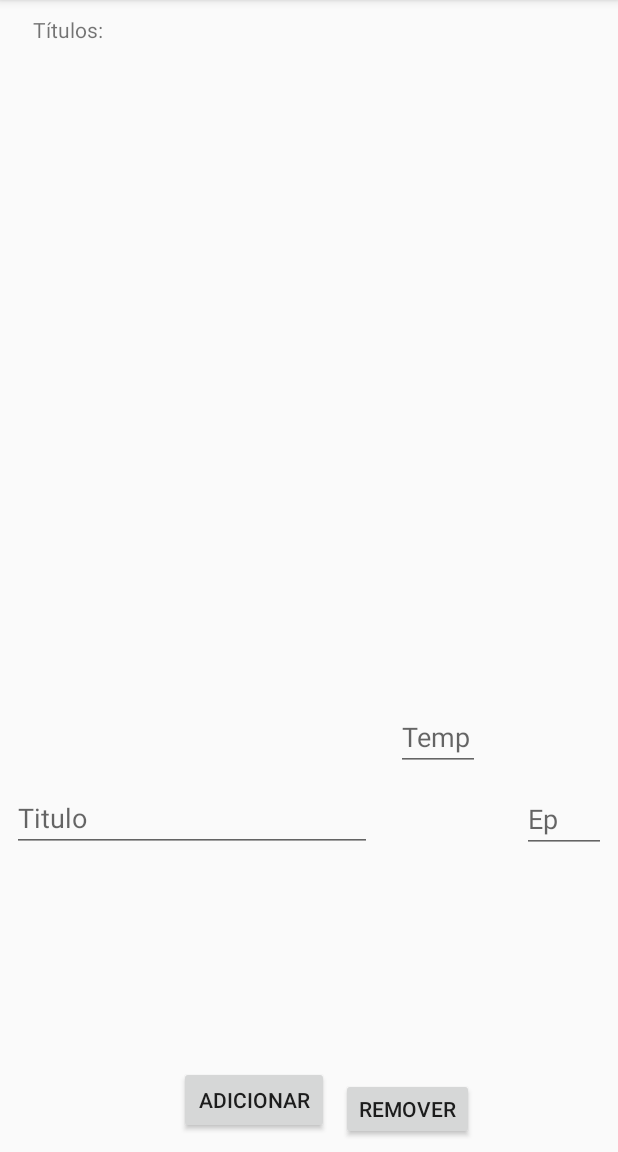
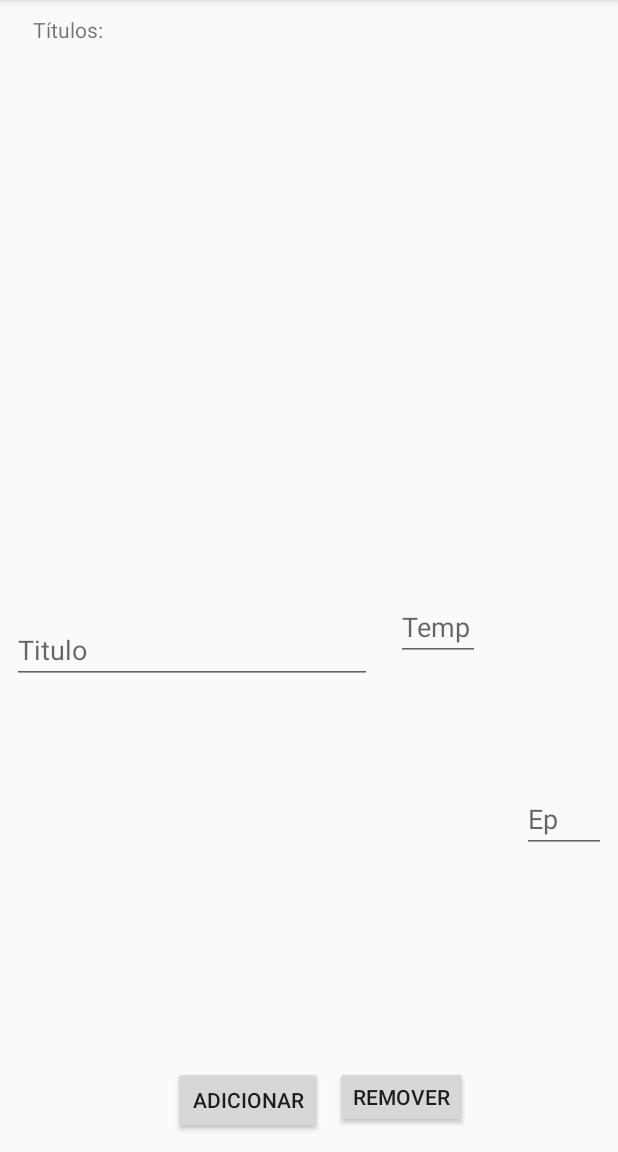
Before and after one commit to ufjf-dcc196/dcc196-2018-3-exercicio02-JoaoPedrodeSJC, an Android app: the screen it shows after launch (MainActivity), on a phone screen of 412 x 824 dp, the part 84-1236 px from its top. Run offline under Robolectric (Android 15) with nearby library versions, the phone set to English and light mode, and no system bars.

Commit message:
Listener botão adicionar feito

```diff
--- a/app/src/main/java/dcc196_2018_3/exercicio02_joaopedrodesjc/MainActivity.java
+++ b/app/src/main/java/dcc196_2018_3/exercicio02_joaopedrodesjc/MainActivity.java
@@ -1,14 +1,71 @@
 package dcc196_2018_3.exercicio02_joaopedrodesjc;
 
+import android.content.ContentValues;
+import android.database.Cursor;
+import android.database.sqlite.SQLiteDatabase;
 import android.support.v7.app.AppCompatActivity;
 import android.os.Bundle;
+import android.support.v7.widget.LinearLayoutManager;
+import android.support.v7.widget.RecyclerView;
+import android.util.Log;
+import android.view.View;
+import android.widget.Button;
+import android.widget.EditText;
+
+import java.util.Random;
 
 public class MainActivity extends AppCompatActivity {
+
+    private Button btnAdicionar,btnRemover;
+    private EditText txtTitulo,txtTemporada,txtEpisodio;
+    private RecyclerView rclSeries;
+    private SerieDbHelper dbHelper;
+    private serieAdapter adapter;
 
     @Override
     protected void onCreate(Bundle savedInstanceState) {
         super.onCreate(savedInstanceState);
         setContentView(R.layout.activity_main);
+        dbHelper = new SerieDbHelper(getApplicationContext());
 
+        rclSeries = (RecyclerView) findViewById(R.id.rcl_series);
+        rclSeries.setLayoutManager(new LinearLayoutManager(this));
+
+        adapter = new serieAdapter(getCursorSeriePos1950());
+        rclSeries.setAdapter(adapter);
+
+        txtTitulo = (EditText) findViewById(R.id.txt_titulo);
+        txtTemporada = (EditText) findViewById(R.id.txt_temp);
+        txtEpisodio = (EditText) findViewById(R.id.txt_ep);
+
+        btnAdicionar = (Button) findViewById(R.id.btn_adicionar);
+        btnAdicionar.setOnClickListener(new View.OnClickListener() {
+            @Override
+            public void onClick(View v) {
+
+                if(txtTitulo.getText()!=null && txtEpisodio.getText()!=null && txtEpisodio.getText()!=null) {
+                    SQLiteDatabase db = dbHelper.getWritableDatabase();
+                    ContentValues valores = new ContentValues();
+                    valores.put(SerieContract.Serie.COLUMN_NAME_TITULO, String.valueOf(txtTitulo.getText()));
+                    valores.put(SerieContract.Serie.COLUMN_NAME_TEMP, Integer.parseInt(String.valueOf(txtTemporada.getText())));
+                    valores.put(SerieContract.Serie.COLUMN_NAME_EP, Integer.parseInt(String.valueOf(txtEpisodio.getText())));
+                    long id = db.insert(SerieContract.Serie.TABLE_NAME, null, valores);
+                    Log.i("DBINFO", "registro criado com id: " + id);
+                    adapter.setCursor(getCursorSeriePos1950());
+                }
+            }
+        });
+    }
+    private Cursor getCursorSeriePos1950() {
+        SQLiteDatabase db = dbHelper.getReadableDatabase();
+        String[] visao = {
+                SerieContract.Serie.COLUMN_NAME_TITULO,
+                SerieContract.Serie.COLUMN_NAME_TEMP,
+                SerieContract.Serie.COLUMN_NAME_EP
+        };
+        String restricoes = SerieContract.Serie.COLUMN_NAME_EP + " > ?";
+        String[] params = {"1950"};
+        String sort = SerieContract.Serie.COLUMN_NAME_EP+ " DESC";
+        return db.query(SerieContract.Serie.TABLE_NAME, visao,restricoes,params,null,null, sort);
     }
 }
--- /dev/null
+++ b/app/src/main/java/dcc196_2018_3/exercicio02_joaopedrodesjc/SerieDbHelper.java
@@ -0,0 +1,30 @@
+package dcc196_2018_3.exercicio02_joaopedrodesjc;
+
+import android.content.Context;
+import android.database.sqlite.SQLiteDatabase;
+import android.database.sqlite.SQLiteOpenHelper;
+
+public class SerieDbHelper  extends SQLiteOpenHelper {
+    public final static int DATABASE_VERSION = 1;
+    public final static String DATABASE_NAME = "Serie.db";
+
+    public SerieDbHelper(Context context) {
+        super(context, DATABASE_NAME, null, DATABASE_VERSION);
+    }
+
+    @Override
+    public void onCreate(SQLiteDatabase db) {
+        db.execSQL(SerieContract.Serie.CREATE_SERIE);
+    }
+
+    @Override
+    public void onUpgrade(SQLiteDatabase db, int oldVersion, int newVersion) {
+        db.execSQL(SerieContract.Serie.DROP_SERIE);
+        onCreate(db);
+    }
+
+    @Override
+    public void onDowngrade(SQLiteDatabase db, int oldVersion, int newVersion) {
+        onUpgrade(db, oldVersion, newVersion);
+    }
+}
--- a/app/src/main/res/layout/activity_main.xml
+++ b/app/src/main/res/layout/activity_main.xml
@@ -45,13 +45,14 @@
         android:layout_marginStart="8dp"
         android:layout_marginLeft="8dp"
         android:layout_marginTop="8dp"
-        android:layout_marginBottom="11dp"
+        android:layout_marginBottom="8dp"
         android:ems="10"
         android:hint="Titulo"
         android:inputType="textPersonName"
-        app:layout_constraintBottom_toTopOf="@+id/btn_adicionar"
+        app:layout_constraintBottom_toBottomOf="parent"
         app:layout_constraintStart_toStartOf="parent"
-        app:layout_constraintTop_toBottomOf="@+id/rcl_series" />
+        app:layout_constraintTop_toBottomOf="@+id/rcl_series"
+        app:layout_constraintVertical_bias="0.06" />
 
     <EditText
         android:id="@+id/txt_temp"
@@ -59,15 +60,15 @@
         android:layout_height="wrap_content"
         android:layout_marginStart="16dp"
         android:layout_marginLeft="16dp"
-        android:layout_marginTop="8dp"
-        android:layout_marginBottom="11dp"
+        android:layout_marginTop="12dp"
+        android:layout_marginBottom="8dp"
         android:ems="10"
         android:hint="Temp"
         android:inputType="textPersonName"
-        app:layout_constraintBottom_toTopOf="@+id/btn_remover"
+        app:layout_constraintBottom_toBottomOf="parent"
         app:layout_constraintStart_toEndOf="@+id/txt_titulo"
         app:layout_constraintTop_toBottomOf="@+id/rcl_series"
-        app:layout_constraintVertical_bias="0.285" />
+        app:layout_constraintVertical_bias="0.0" />
 
     <EditText
         android:id="@+id/txt_ep"
@@ -94,6 +95,7 @@
         android:layout_height="45dp"
         android:layout_marginStart="8dp"
         android:layout_marginLeft="8dp"
+        android:layout_marginTop="8dp"
         android:layout_marginEnd="8dp"
         android:layout_marginRight="8dp"
         android:layout_marginBottom="12dp"
@@ -101,17 +103,22 @@
         app:layout_constraintBottom_toBottomOf="parent"
         app:layout_constraintEnd_toStartOf="@+id/btn_remover"
         app:layout_constraintHorizontal_bias="1.0"
-        app:layout_constraintStart_toStartOf="parent" />
+        app:layout_constraintStart_toStartOf="parent"
+        app:layout_constraintTop_toBottomOf="@+id/rcl_series"
+        app:layout_constraintVertical_bias="1.0" />
 
     <Button
         android:id="@+id/btn_remover"
         android:layout_width="wrap_content"
         android:layout_height="41dp"
-        android:layout_marginEnd="96dp"
-        android:layout_marginRight="96dp"
-        android:layout_marginBottom="8dp"
+        android:layout_marginTop="8dp"
+        android:layout_marginEnd="100dp"
+        android:layout_marginRight="100dp"
+        android:layout_marginBottom="16dp"
         android:text="Remover"
         app:layout_constraintBottom_toBottomOf="parent"
-        app:layout_constraintEnd_toEndOf="parent" />
+        app:layout_constraintEnd_toEndOf="parent"
+        app:layout_constraintTop_toBottomOf="@+id/rcl_series"
+        app:layout_constraintVertical_bias="1.0" />
 
 </android.support.constraint.ConstraintLayout>
```
